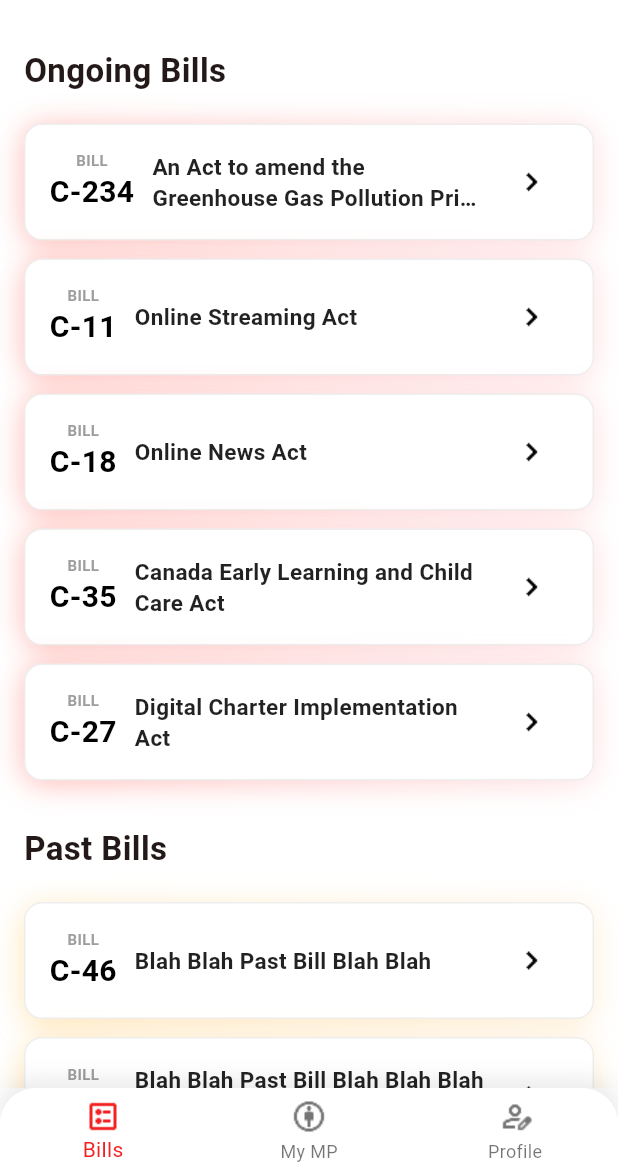
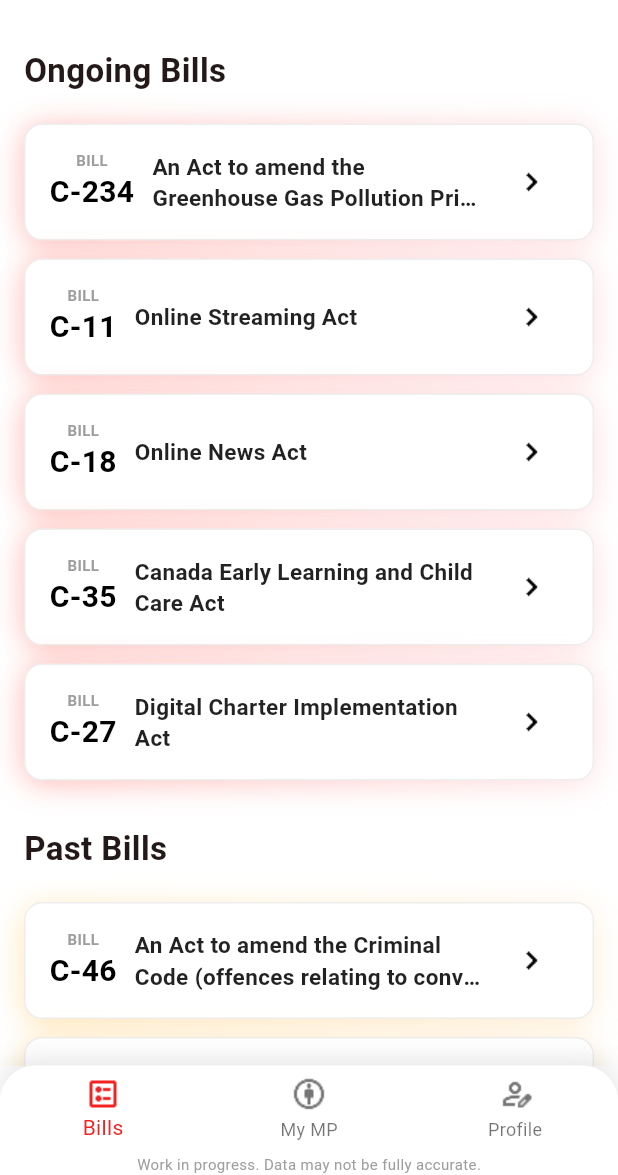
Before and after one commit to hatamna/Capitoll, a Flutter app: the screen it shows after launch, on a phone screen of 412 x 824 dp, the part 61-1236 px from its top. Run offline on Flutter 3.47's test engine with Material 3 defaults, Android fonts, the phone set to English and light mode, and no system bars; network calls fail.

Commit message:
content warning

```diff
--- a/lib/bills_page.dart
+++ b/lib/bills_page.dart
@@ -77,7 +77,7 @@
 
             PastVoteTile(
               billNum: "C-46",
-              billTitle: "Blah Blah Past Bill Blah Blah",
+              billTitle: "An Act to amend the Criminal Code (offences relating to conveyances) and to make consequential amendments to other Acts",
               voteStatus: VoteStatus.no,
               onTap: () {}
             ),
@@ -86,7 +86,7 @@
 
             PastVoteTile(
               billNum: "C-99",
-              billTitle: "Blah Blah Past Bill Blah Blah Blah Blah",
+              billTitle: "An Act to amend the Citizenship Act",
               voteStatus: VoteStatus.no,
               onTap: () {}
             ),
@@ -94,7 +94,7 @@
 
             PastVoteTile(
               billNum: "C-121",
-              billTitle: "Blah Blah Past Bill Poop Poop Blah Blah Blah Blah",
+              billTitle: "Eldorado Nuclear Limited Reorganization and Divestiture Act",
               voteStatus: VoteStatus.no,
               onTap: () {}
             ),
--- a/lib/main.dart
+++ b/lib/main.dart
@@ -106,11 +106,18 @@
           borderRadius: const BorderRadius.vertical(
             top: Radius.circular(24),
           ),
+          child: Column(
+            mainAxisSize: MainAxisSize.min,
+            children: [
+              MediaQuery.removePadding(
+                context: context,
+                removeBottom: true,
                 child: BottomNavigationBar(
                   elevation: 0,
                   backgroundColor: Colors.white,
                   currentIndex: _selectedIndex,
                   onTap: _onItemTapped,
+                  selectedItemColor: const Color.fromARGB(255, 243, 33, 33),
                   items: const <BottomNavigationBarItem>[
                     BottomNavigationBarItem(
                       icon: ImageIcon(
@@ -131,7 +138,22 @@
                       label: 'Profile',
                     ),
                   ],
-            selectedItemColor: const Color.fromARGB(255, 243, 33, 33),
+                ),
+              ),
+              SafeArea(
+                top: false,
+                child: Padding(
+                  padding: const EdgeInsets.only(bottom: 0.5, top: 0.5),
+                  child: Text(
+                    'Work in progress. Data may not be fully accurate.',
+                    style: TextStyle(
+                      fontSize: 10,
+                      color: Colors.grey.shade500,
+                    ),
+                  ),
+                ),
+              ),
+            ],
           ),
         ),
       ),
```
Also changed, not shown: website/package-lock.json. Lines whose indentation alone changed are shown as unchanged.
